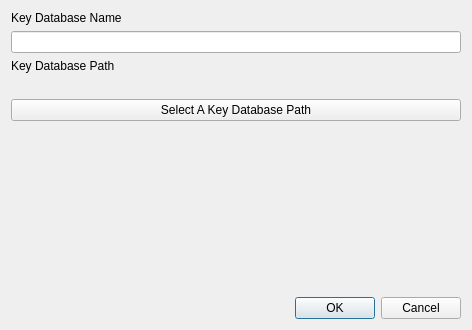
The window that ui/KeyDatabaseEditDialog.ui (saturneric/GpgFrontend) describes before a commit, drawn with Qt 5.
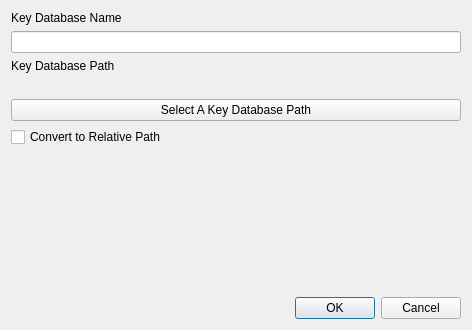
The same window after the commit.

What changed in the file:
```diff
--- a/ui/KeyDatabaseEditDialog.ui
+++ b/ui/KeyDatabaseEditDialog.ui
@@ -57,6 +57,13 @@
        </property>
       </widget>
      </item>
+     <item>
+      <widget class="QCheckBox" name="convert2RelativePathCheckBox">
+       <property name="text">
+        <string>Convert to Relative Path</string>
+       </property>
+      </widget>
+     </item>
      <item>
       <spacer name="verticalSpacer">
        <property name="orientation">
```
